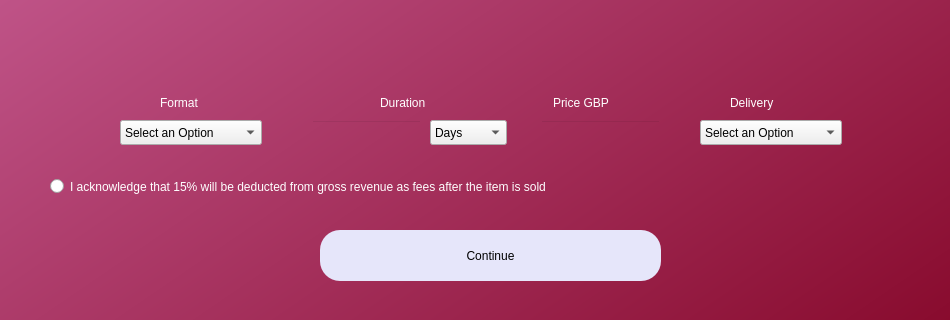
First picture: the form in createlisting.ui, repository AnshulS853/Coursework-Improved, before the edit; both pictures show x 0 to 950 and y 480 to 800 of the 950 by 800 pixel window.
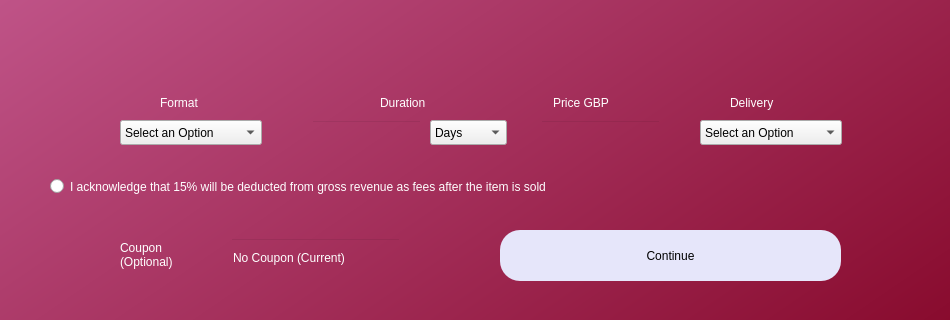
Second picture: the form after the edit.

Diff of the .ui file:
```diff
--- a/createlisting.ui
+++ b/createlisting.ui
@@ -57,7 +57,7 @@
    <widget class="QPushButton" name="continuepage">
     <property name="geometry">
      <rect>
-      <x>320</x>
+      <x>500</x>
       <y>710</y>
       <width>341</width>
       <height>51</height>
@@ -533,14 +533,14 @@
    <widget class="QLabel" name="error">
     <property name="geometry">
      <rect>
-      <x>310</x>
+      <x>120</x>
       <y>687</y>
-      <width>361</width>
+      <width>731</width>
       <height>20</height>
      </rect>
     </property>
     <property name="styleSheet">
-     <string notr="true">font: 12pt &quot;MS Shell Dlg 2&quot;; color:red;</string>
+     <string notr="true">font: 12pt &quot;MS Shell Dlg 2&quot;; color:white;</string>
     </property>
     <property name="text">
      <string/>
@@ -629,6 +629,41 @@
      <string>1</string>
     </property>
    </widget>
+   <widget class="QLineEdit" name="couponfield">
+    <property name="geometry">
+     <rect>
+      <x>230</x>
+      <y>718</y>
+      <width>171</width>
+      <height>40</height>
+     </rect>
+    </property>
+    <property name="styleSheet">
+     <string notr="true">background-color:rgba(0,0,0,0);
+font: 12pt &quot;MS Shell Dlg 2&quot;;
+color:rgb(255, 255, 255);</string>
+    </property>
+    <property name="text">
+     <string>No Coupon (Current)</string>
+    </property>
+   </widget>
+   <widget class="QLabel" name="label_13">
+    <property name="geometry">
+     <rect>
+      <x>120</x>
+      <y>710</y>
+      <width>94</width>
+      <height>50</height>
+     </rect>
+    </property>
+    <property name="styleSheet">
+     <string notr="true">font: 16pt &quot;MS Shell Dlg 2&quot;;color:rgb(255, 255, 255)</string>
+    </property>
+    <property name="text">
+     <string>Coupon
+(Optional)</string>
+    </property>
+   </widget>
   </widget>
  </widget>
  <tabstops>
```
